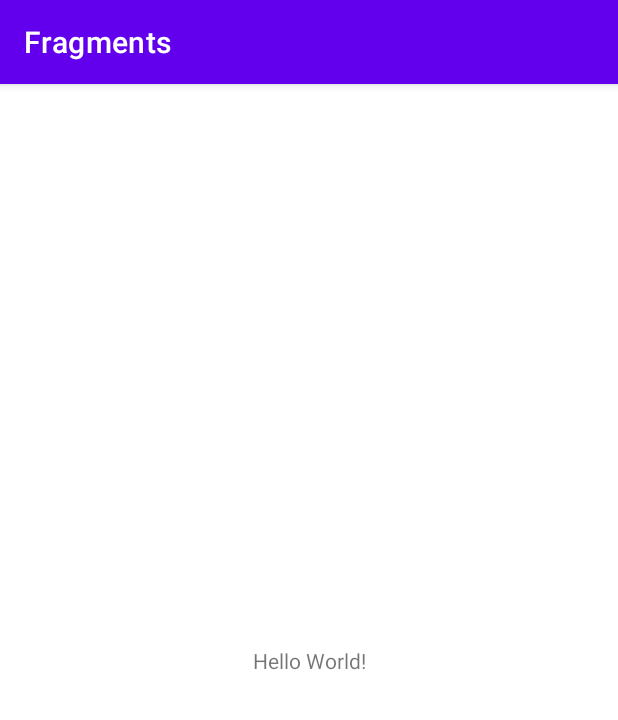
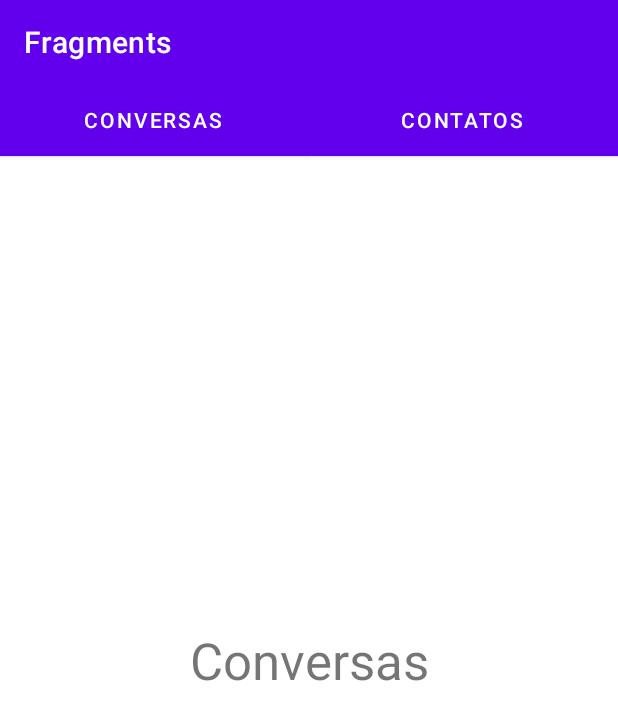
Before and after one commit to pbfn/Fragments, an Android app: the screen it shows after launch (MainActivity), on a phone screen of 412 x 824 dp. Shown: the top 720 px of the screen. Run offline under Robolectric (Android 15) with nearby library versions, the phone set to English and light mode, and no system bars.

Commit message:
App finalizado

```diff
--- a/app/build.gradle
+++ b/app/build.gradle
@@ -33,6 +33,7 @@ dependencies {
     implementation 'androidx.appcompat:appcompat:1.3.0'
     implementation 'com.google.android.material:material:1.3.0'
     implementation 'androidx.constraintlayout:constraintlayout:2.0.4'
+    implementation 'androidx.legacy:legacy-support-v4:1.0.0'
     testImplementation 'junit:junit:4.+'
     androidTestImplementation 'androidx.test.ext:junit:1.1.2'
     androidTestImplementation 'androidx.test.espresso:espresso-core:3.3.0'
--- a/app/src/main/AndroidManifest.xml
+++ b/app/src/main/AndroidManifest.xml
@@ -9,7 +9,7 @@
         android:roundIcon="@mipmap/ic_launcher_round"
         android:supportsRtl="true"
         android:theme="@style/Theme.Fragments">
-        <activity android:name=".MainActivity">
+        <activity android:name=".activity.MainActivity">
             <intent-filter>
                 <action android:name="android.intent.action.MAIN" />
 
--- a/app/src/main/java/com/br/pedro/bruno/fragments/MainActivity.java
+++ /dev/null
@@ -1,14 +0,0 @@
-package com.br.pedro.bruno.fragments;
-
-import androidx.appcompat.app.AppCompatActivity;
-
-import android.os.Bundle;
-
-public class MainActivity extends AppCompatActivity {
-
-    @Override
-    protected void onCreate(Bundle savedInstanceState) {
-        super.onCreate(savedInstanceState);
-        setContentView(R.layout.activity_main);
-    }
-}
--- /dev/null
+++ b/app/src/main/java/com/br/pedro/bruno/fragments/activity/MainActivity.java
@@ -0,0 +1,64 @@
+package com.br.pedro.bruno.fragments.activity;
+
+import androidx.appcompat.app.ActionBar;
+import androidx.appcompat.app.AppCompatActivity;
+import androidx.fragment.app.FragmentTransaction;
+
+import android.graphics.Color;
+import android.graphics.drawable.ColorDrawable;
+import android.os.Bundle;
+import android.view.View;
+import android.widget.Button;
+
+import com.br.pedro.bruno.fragments.R;
+import com.br.pedro.bruno.fragments.fragment.ContatosFragment;
+import com.br.pedro.bruno.fragments.fragment.ConversasFragment;
+
+public class MainActivity extends AppCompatActivity {
+
+    Button btnConversas,btnContatos;
+    ConversasFragment conversasFragment;
+    ContatosFragment contatosFragment;
+
+
+    @Override
+    protected void onCreate(Bundle savedInstanceState) {
+        super.onCreate(savedInstanceState);
+        setContentView(R.layout.activity_main);
+        btnContatos = findViewById(R.id.btnContatos);
+        btnConversas = findViewById(R.id.btnConversas);
+
+        ActionBar actionBar = getSupportActionBar();
+        actionBar.setElevation(0);
+        actionBar.setBackgroundDrawable(new ColorDrawable(Color.parseColor("#FF6200EE")));
+
+        conversasFragment = new ConversasFragment();
+
+        FragmentTransaction transaction = getSupportFragmentManager().beginTransaction();
+        transaction.replace(R.id.frameContent,conversasFragment);
+        transaction.commit();
+
+        btnContatos.setOnClickListener(new View.OnClickListener() {
+            @Override
+            public void onClick(View v) {
+
+                contatosFragment = new ContatosFragment();
+
+                FragmentTransaction transaction = getSupportFragmentManager().beginTransaction();
+                transaction.replace(R.id.frameContent,contatosFragment);
+                transaction.commit();
+            }
+        });
+
+        btnConversas.setOnClickListener(new View.OnClickListener() {
+            @Override
+            public void onClick(View v) {
+                conversasFragment = new ConversasFragment();
+
+                FragmentTransaction transaction = getSupportFragmentManager().beginTransaction();
+                transaction.replace(R.id.frameContent,conversasFragment);
+                transaction.commit();
+            }
+        });
+    }
+}
--- /dev/null
+++ b/app/src/main/java/com/br/pedro/bruno/fragments/fragment/ContatosFragment.java
@@ -0,0 +1,39 @@
+package com.br.pedro.bruno.fragments.fragment;
+
+import android.os.Bundle;
+
+import androidx.fragment.app.Fragment;
+
+import android.view.LayoutInflater;
+import android.view.View;
+import android.view.ViewGroup;
+import android.widget.TextView;
+
+import com.br.pedro.bruno.fragments.R;
+
+
+public class ContatosFragment extends Fragment {
+
+    TextView txtContato;
+
+    public ContatosFragment() {
+        // Required empty public constructor
+    }
+
+
+
+    @Override
+    public void onCreate(Bundle savedInstanceState) {
+        super.onCreate(savedInstanceState);
+    }
+
+    @Override
+    public View onCreateView(LayoutInflater inflater, ViewGroup container,
+                             Bundle savedInstanceState) {
+        // Inflate the layout for this fragment
+        View view= inflater.inflate(R.layout.fragment_contatos, container, false);
+        txtContato = view.findViewById(R.id.txtContatos);
+        txtContato.setText("Contatos alterados");
+        return view;
+    }
+}
--- /dev/null
+++ b/app/src/main/java/com/br/pedro/bruno/fragments/fragment/ConversasFragment.java
@@ -0,0 +1,36 @@
+package com.br.pedro.bruno.fragments.fragment;
+
+import android.os.Bundle;
+
+import androidx.fragment.app.Fragment;
+
+import android.view.LayoutInflater;
+import android.view.View;
+import android.view.ViewGroup;
+
+import com.br.pedro.bruno.fragments.R;
+
+public class ConversasFragment extends Fragment {
+
+
+    public ConversasFragment() {
+        // Required empty public constructor
+    }
+
+
+
+    @Override
+    public void onCreate(Bundle savedInstanceState) {
+        super.onCreate(savedInstanceState);
+    }
+
+    @Override
+    public View onCreateView(LayoutInflater inflater, ViewGroup container,
+                             Bundle savedInstanceState) {
+        // Inflate the layout for this fragment
+        View view = inflater.inflate(R.layout.fragment_conversas, container, false);
+
+
+        return view;
+    }
+}
--- a/app/src/main/res/layout/activity_main.xml
+++ b/app/src/main/res/layout/activity_main.xml
@@ -4,15 +4,61 @@
     xmlns:tools="http://schemas.android.com/tools"
     android:layout_width="match_parent"
     android:layout_height="match_parent"
-    tools:context=".MainActivity">
+    tools:context=".activity.MainActivity">
 
-    <TextView
+    <androidx.constraintlayout.widget.Guideline
+        android:id="@+id/guideline2"
         android:layout_width="wrap_content"
         android:layout_height="wrap_content"
-        android:text="Hello World!"
-        app:layout_constraintBottom_toBottomOf="parent"
-        app:layout_constraintLeft_toLeftOf="parent"
-        app:layout_constraintRight_toRightOf="parent"
+        android:orientation="vertical"
+        app:layout_constraintGuide_begin="205dp" />
+
+    <Button
+        android:id="@+id/btnConversas"
+        android:layout_width="0dp"
+        android:layout_height="wrap_content"
+        android:insetTop="0dp"
+        android:insetRight="0dp"
+        android:insetBottom="0dp"
+        android:text="Conversas"
+        app:backgroundTint="@color/purple_500"
+        app:cornerRadius="0dp"
+        app:elevation="0dp"
+        app:layout_constraintEnd_toStartOf="@+id/guideline2"
+        app:layout_constraintHorizontal_bias="0.486"
+        app:layout_constraintStart_toStartOf="parent"
         app:layout_constraintTop_toTopOf="parent" />
 
+    <Button
+        android:id="@+id/btnContatos"
+        android:layout_width="0dp"
+        android:layout_height="wrap_content"
+        android:insetTop="0dp"
+        android:insetBottom="0dp"
+        android:text="Contatos"
+        app:backgroundTint="@color/purple_500"
+        app:cornerRadius="0dp"
+        app:elevation="0dp"
+        app:layout_constraintEnd_toEndOf="parent"
+        app:layout_constraintHorizontal_bias="0.517"
+        app:layout_constraintStart_toStartOf="@+id/guideline2"
+        app:layout_constraintTop_toTopOf="parent" />
+
+    <FrameLayout
+        android:id="@+id/frameContent"
+        android:layout_width="0dp"
+        android:layout_height="0dp"
+        android:layout_marginStart="8dp"
+        android:layout_marginLeft="8dp"
+        android:layout_marginTop="8dp"
+        android:layout_marginEnd="8dp"
+        android:layout_marginRight="8dp"
+        android:layout_marginBottom="8dp"
+        app:layout_constraintBottom_toBottomOf="parent"
+        app:layout_constraintEnd_toEndOf="parent"
+        app:layout_constraintStart_toStartOf="parent"
+        app:layout_constraintTop_toTopOf="parent">
+
+    </FrameLayout>
+
 </androidx.constraintlayout.widget.ConstraintLayout>
--- /dev/null
+++ b/app/src/main/res/layout/fragment_contatos.xml
@@ -0,0 +1,17 @@
+<?xml version="1.0" encoding="utf-8"?>
+<FrameLayout xmlns:android="http://schemas.android.com/apk/res/android"
+    xmlns:tools="http://schemas.android.com/tools"
+    android:layout_width="match_parent"
+    android:layout_height="match_parent"
+    tools:context=".fragment.ContatosFragment">
+
+    <!-- TODO: Update blank fragment layout -->
+    <TextView
+        android:id="@+id/txtContatos"
+        android:layout_width="match_parent"
+        android:layout_height="match_parent"
+        android:gravity="center"
+        android:text="Contatos"
+        android:textSize="34sp" />
+
+</FrameLayout>
--- /dev/null
+++ b/app/src/main/res/layout/fragment_conversas.xml
@@ -0,0 +1,17 @@
+<?xml version="1.0" encoding="utf-8"?>
+<FrameLayout xmlns:android="http://schemas.android.com/apk/res/android"
+    xmlns:tools="http://schemas.android.com/tools"
+    android:layout_width="match_parent"
+    android:layout_height="match_parent"
+    tools:context=".fragment.ConversasFragment">
+
+    <!-- TODO: Update blank fragment layout -->
+    <TextView
+        android:id="@+id/txtConversas"
+        android:layout_width="match_parent"
+        android:layout_height="match_parent"
+        android:gravity="center"
+        android:text="Conversas"
+        android:textSize="34sp" />
+
+</FrameLayout>
--- a/app/src/main/res/values/strings.xml
+++ b/app/src/main/res/values/strings.xml
@@ -1,3 +1,5 @@
 <resources>
     <string name="app_name">Fragments</string>
+    <!-- TODO: Remove or change this placeholder text -->
+    <string name="hello_blank_fragment">Hello blank fragment</string>
 </resources>
```
